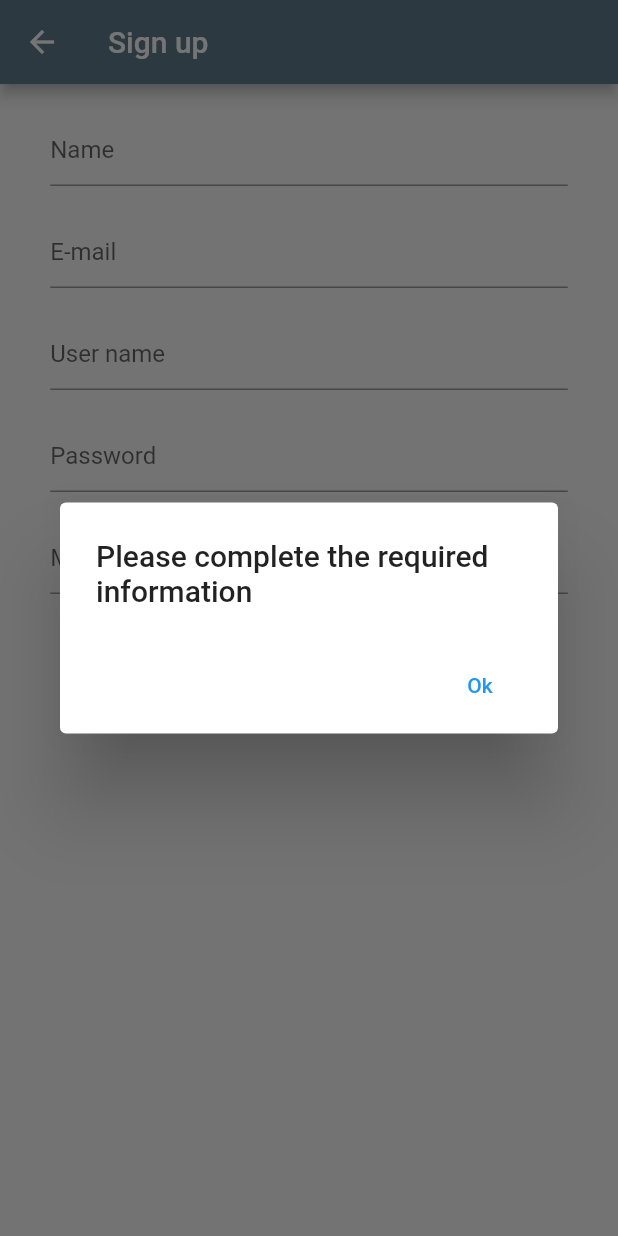
After one commit to Heart-Patient-Assistant/HPA-Mobile, a Flutter app: the DoctorSignup screen opened directly, after a tap on "Sign up", on a phone screen of 412 x 824 dp. The commit adds this screen. Run offline on Flutter 3.47's test engine with Material 2 defaults, Android fonts, the phone set to English and light mode, and no system bars.

Commit message:
add sign up page and done page

```diff
--- /dev/null
+++ b/lib/DoctorSignup.dart
@@ -0,0 +1,79 @@
+import 'package:flutter/material.dart';
+import 'package:flutter_appl/Done.dart';
+
+
+class DoctorSignup extends StatefulWidget{
+  @override
+  State<StatefulWidget> createState() {
+    return _DoctorSignupState();
+  }
+}
+
+class _DoctorSignupState extends State<DoctorSignup>{
+  final TextEditingController name = TextEditingController();
+  final TextEditingController email = TextEditingController();
+  final TextEditingController userName = TextEditingController();
+  final TextEditingController password = TextEditingController();
+  final TextEditingController medicalDegree = TextEditingController();
+
+  void signUp() {
+    setState(() {
+      if (name.text.trim().isEmpty || email.text.trim().isEmpty
+          ||userName.text.trim().isEmpty || password.text.trim().isEmpty
+          || medicalDegree.text.trim().isEmpty) {
+        showDialog(
+            context: context,
+            builder: (context) {
+              return AlertDialog(
+                title: Text("Please complete the required information "),
+                actions: [
+                  FlatButton(
+                      onPressed: () {
+                        Navigator.pop(context);
+                      },
+                      child: new Text(
+                        "Ok",
+                        style: TextStyle(color: Colors.blue),
+                      ))
+                ],
+              );
+            });
+      } else {
+        Navigator.of(context).pushNamedAndRemoveUntil('/Done', (Route<dynamic> route)=> false, arguments: {
+        });
+      }
+    });
+  }
+
+
+  @override
+  Widget build(BuildContext context) {
+    return new Scaffold(
+      appBar: new AppBar(
+        title: new Text('Sign up'),
+        backgroundColor: Colors.blueGrey,
+      ),
+      body:new Container( margin: EdgeInsets.only(left: 33.5, right: 33.5),
+        child: new Column(
+        mainAxisAlignment: MainAxisAlignment.start,
+        children: [  new Padding(padding: EdgeInsets.all(10.0)),
+          new TextField(controller: name,textDirection: TextDirection.ltr,keyboardType: TextInputType.name,decoration: InputDecoration(hintText: "Name",) ,)
+          ,new Padding(padding: EdgeInsets.all(10.0)),
+          new TextField(controller: email,textDirection: TextDirection.ltr,keyboardType: TextInputType.emailAddress,decoration: InputDecoration(hintText: "E-mail",) ,)
+          ,new Padding(padding: EdgeInsets.all(10.0)),
+          new TextField(controller: userName,textDirection: TextDirection.ltr,keyboardType: TextInputType.name,decoration: InputDecoration(hintText: "User name",) ,)
+          ,new Padding(padding: EdgeInsets.all(10.0)),
+          new TextField(controller: password,obscureText: true, textDirection: TextDirection.ltr,keyboardType: TextInputType.visiblePassword,decoration: InputDecoration(hintText: "Password", ) ,)
+          ,new Padding(padding: EdgeInsets.all(10.0)),
+          new TextField(controller: medicalDegree,textDirection: TextDirection.ltr,keyboardType: TextInputType.name,decoration: InputDecoration(hintText: "Medical degree", ) ,)
+          ,new Padding(padding: EdgeInsets.all(10.0)),
+          new FlatButton(onPressed:signUp,
+            child: new Text('Sign up'),color: Colors.blueGrey,textColor: Colors.white,)
+        ],
+      ),),
+
+
+    );
+  }
+
+}
--- a/lib/Third.dart
+++ b/lib/Third.dart
@@ -28,7 +28,7 @@ class _ThirdState extends State<Third> {
             new Image.asset('img/doctors.jpg'),
             RaisedButton(
               onPressed: () {
-                Navigator.of(context).pushNamed('/Fourth');
+                Navigator.of(context).pushNamed('/DoctorSignup');
               },
               child: Text(
                 "Doctor",
--- a/pubspec.yaml
+++ b/pubspec.yaml
@@ -55,6 +55,8 @@ flutter:
      - img/doctors.jpg
      - img/IMG_6020.JPG
      - img/heart.jpg
+     - img/done3.png
+
   #   - images/a_dot_ham.jpeg
 
   # An image asset can refer to one or more resolution-specific "variants", see
```
Also changed, not shown: lib/Done.dart (added, +46 -0 lines), lib/Fourth.dart (deleted, +0 -40 lines), lib/HomePage.dart (added, +29 -0 lines), lib/main.dart (+11 -2 lines), img/done3.png (added).
